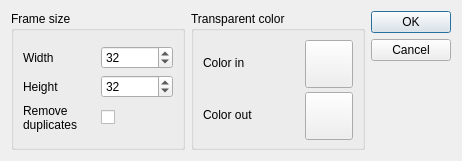
First picture: the form in ui/importoptionsdialog.ui, repository Eggbertx/QtSphere-IDE, before the edit.
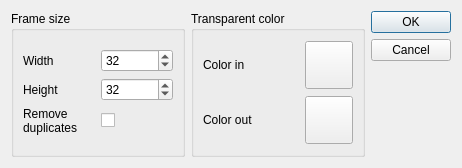
Second picture: the form after the edit. Custom widgets are drawn as their Qt base class.

Commit message: Fix import dialog ui size

```diff
--- a/ui/importoptionsdialog.ui
+++ b/ui/importoptionsdialog.ui
@@ -7,19 +7,19 @@
     <x>0</x>
     <y>0</y>
     <width>462</width>
-    <height>161</height>
+    <height>168</height>
    </rect>
   </property>
   <property name="minimumSize">
    <size>
     <width>462</width>
-    <height>161</height>
+    <height>168</height>
    </size>
   </property>
   <property name="maximumSize">
    <size>
     <width>462</width>
-    <height>164</height>
+    <height>168</height>
    </size>
   </property>
   <property name="windowTitle">
```
